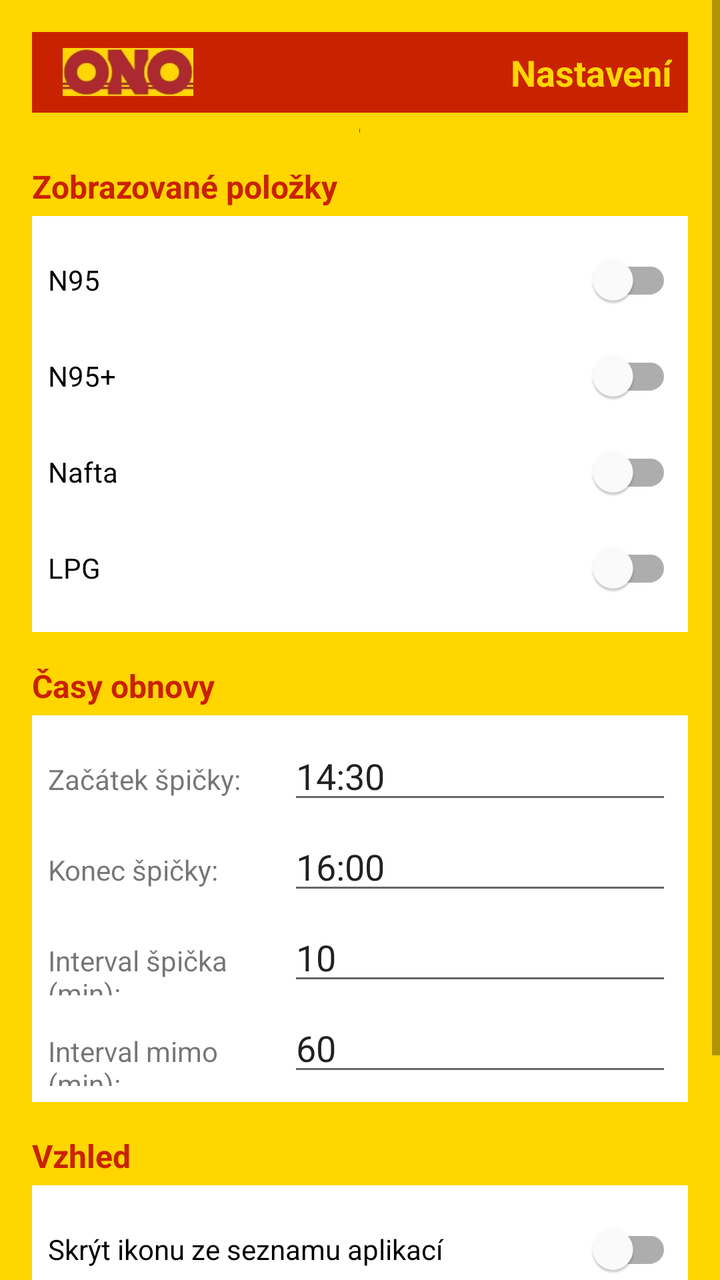
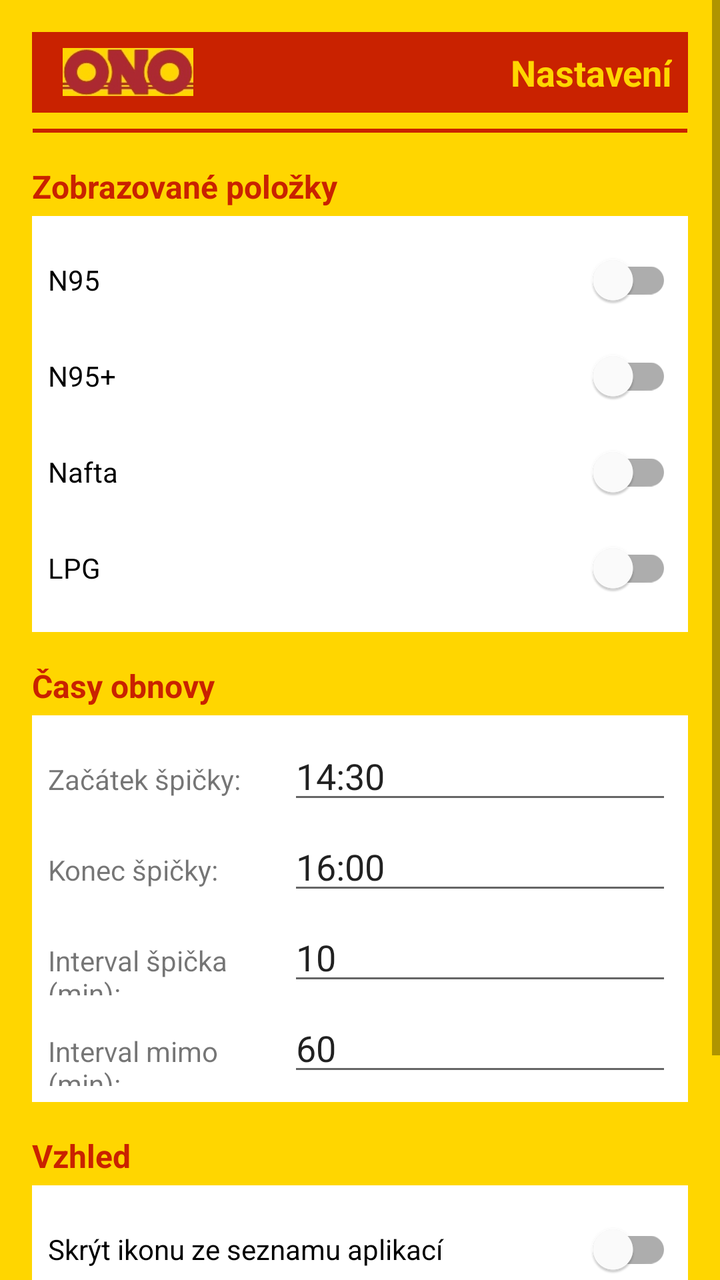

Two renders of the same Android screen: before a commit and after it. Below are the layout's source before the change and the commit's diff.
<!-- AndroidManifest.xml: activity theme Theme.TankONOWidget -->
<!-- res/layout/activity_main.xml -->
<?xml version="1.0" encoding="utf-8"?>

<ScrollView xmlns:android="http://schemas.android.com/apk/res/android"
    android:layout_width="match_parent"
    android:layout_height="match_parent"
    android:background="@color/yellow">

    <LinearLayout
        android:layout_width="match_parent"
        android:layout_height="wrap_content"
        android:orientation="vertical"
        android:padding="16dp">

        
        <LinearLayout
            android:layout_width="match_parent"
            android:layout_height="wrap_content"
            android:orientation="horizontal"
            android:gravity="center_vertical"
            android:background="@color/red"
            android:padding="8dp">

            <ImageView
                android:layout_width="80dp"
                android:layout_height="24dp"
                android:src="@drawable/logo"
                android:scaleType="fitCenter" />

            <TextView
                android:layout_width="0dp"
                android:layout_weight="1"
                android:layout_height="wrap_content"
                android:text="Nastavení"
                android:textSize="18sp"
                android:textColor="@color/yellow"
                android:textStyle="bold"
                android:gravity="end" />

        </LinearLayout>

        
        <View
            android:layout_width="80%"
            android:layout_height="2dp"
            android:background="@color/red"
            android:layout_gravity="center_horizontal"
            android:layout_marginTop="8dp"
            android:layout_marginBottom="8dp" />

        
        <TextView
            android:layout_width="wrap_content"
            android:layout_height="wrap_content"
            android:text="Zobrazované položky"
            android:textSize="16sp"
            android:textStyle="bold"
            android:textColor="@color/red"
            android:layout_marginTop="8dp" />

        <LinearLayout
            android:layout_width="match_parent"
            android:layout_height="wrap_content"
            android:orientation="vertical"
            android:background="#FFFFFF"
            android:padding="8dp"
            android:layout_marginTop="4dp">

            <com.google.android.material.switchmaterial.SwitchMaterial
                android:id="@+id/switch_n95"
                android:layout_width="match_parent"
                android:layout_height="wrap_content"
                android:text="N95" />

            <com.google.android.material.switchmaterial.SwitchMaterial
                android:id="@+id/switch_n95p"
                android:layout_width="match_parent"
                android:layout_height="wrap_content"
                android:text="N95+" />

            <com.google.android.material.switchmaterial.SwitchMaterial
                android:id="@+id/switch_nafta"
                android:layout_width="match_parent"
                android:layout_height="wrap_content"
                android:text="Nafta" />

            <com.google.android.material.switchmaterial.SwitchMaterial
                android:id="@+id/switch_lpg"
                android:layout_width="match_parent"
                android:layout_height="wrap_content"
                android:text="LPG" />

        </LinearLayout>

        
        <TextView
            android:layout_width="wrap_content"
            android:layout_height="wrap_content"
            android:text="Časy obnovy"
            android:textSize="16sp"
            android:textStyle="bold"
            android:textColor="@color/red"
            android:layout_marginTop="16dp" />

        <LinearLayout
            android:layout_width="match_parent"
            android:layout_height="wrap_content"
            android:orientation="vertical"
            android:background="#FFFFFF"
            android:padding="8dp"
            android:layout_marginTop="4dp">

            <LinearLayout
                android:layout_width="match_parent"
                android:layout_height="wrap_content"
                android:orientation="horizontal"
                android:layout_marginBottom="4dp">
                <TextView
                    android:layout_width="120dp"
                    android:layout_height="wrap_content"
                    android:text="Začátek špičky:" />
                <EditText
                    android:id="@+id/et_peak_start"
                    android:layout_width="0dp"
                    android:layout_weight="1"
                    android:layout_height="wrap_content"
                    android:inputType="text"
                    android:text="14:30" />
            </LinearLayout>

            <LinearLayout
                android:layout_width="match_parent"
                android:layout_height="wrap_content"
                android:orientation="horizontal"
                android:layout_marginBottom="4dp">
                <TextView
                    android:layout_width="120dp"
                    android:layout_height="wrap_content"
                    android:text="Konec špičky:" />
                <EditText
                    android:id="@+id/et_peak_end"
                    android:layout_width="0dp"
                    android:layout_weight="1"
                    android:layout_height="wrap_content"
                    android:inputType="text"
                    android:text="16:00" />
            </LinearLayout>

            <LinearLayout
                android:layout_width="match_parent"
                android:layout_height="wrap_content"
                android:orientation="horizontal"
                android:layout_marginBottom="4dp">
                <TextView
                    android:layout_width="120dp"
                    android:layout_height="wrap_content"
                    android:text="Interval špička (min):" />
                <EditText
                    android:id="@+id/et_peak_interval"
                    android:layout_width="0dp"
                    android:layout_weight="1"
                    android:layout_height="wrap_content"
                    android:inputType="number"
                    android:text="10" />
            </LinearLayout>

            <LinearLayout
                android:layout_width="match_parent"
                android:layout_height="wrap_content"
                android:orientation="horizontal">
                <TextView
                    android:layout_width="120dp"
                    android:layout_height="wrap_content"
                    android:text="Interval mimo (min):" />
                <EditText
                    android:id="@+id/et_off_peak_interval"
                    android:layout_width="0dp"
                    android:layout_weight="1"
                    android:layout_height="wrap_content"
                    android:inputType="number"
                    android:text="60" />
            </LinearLayout>

        </LinearLayout>

        
        <TextView
            android:layout_width="wrap_content"
            android:layout_height="wrap_content"
            android:text="Vzhled"
            android:textSize="16sp"
            android:textStyle="bold"
            android:textColor="@color/red"
            android:layout_marginTop="16dp" />

        <LinearLayout
            android:layout_width="match_parent"
            android:layout_height="wrap_content"
            android:orientation="vertical"
            android:background="#FFFFFF"
            android:padding="8dp"
            android:layout_marginTop="4dp">

            <com.google.android.material.switchmaterial.SwitchMaterial
                android:id="@+id/switch_hide_icon"
                android:layout_width="match_parent"
                android:layout_height="wrap_content"
                android:text="Skrýt ikonu ze seznamu aplikací" />

        </LinearLayout>

        
        <LinearLayout
            android:layout_width="match_parent"
            android:layout_height="wrap_content"
            android:orientation="horizontal"
            android:layout_marginTop="16dp">

            <Button
                android:id="@+id/btn_save"
                android:layout_width="0dp"
                android:layout_weight="1"
                android:layout_height="wrap_content"
                android:text="Uložit"
                android:backgroundTint="@color/red"
                android:layout_marginEnd="8dp" />

            <Button
                android:id="@+id/btn_update_now"
                android:layout_width="0dp"
                android:layout_weight="1"
                android:layout_height="wrap_content"
                android:text="Aktualizovat nyní"
                android:backgroundTint="@color/red" />

        </LinearLayout>

        
        <TextView
            android:id="@+id/tv_last_update"
            android:layout_width="match_parent"
            android:layout_height="wrap_content"
            android:text="Poslední aktualizace: --:--"
            android:textSize="12sp"
            android:textColor="#666666"
            android:gravity="center"
            android:layout_marginTop="16dp" />

    </LinearLayout>

</ScrollView>
<!-- resources referenced by this layout -->
<resources>
  <color name="red">#C92200</color>
  <color name="yellow">#FFD600</color>
  <!-- drawable logo: jpg bitmap (drawable-hdpi, 9158 bytes) -->
  <style name="Theme.TankONOWidget" parent="Theme.MaterialComponents.DayNight.NoActionBar">
          <item name="colorPrimary">@color/tankono_red</item>
          <item name="colorPrimaryVariant">@color/tankono_red</item>
          <item name="colorOnPrimary">@color/white</item>
          <item name="colorSecondary">@color/tankono_yellow</item>
          <item name="colorSecondaryVariant">@color/tankono_yellow</item>
          <item name="colorOnSecondary">@color/black</item>
          <item name="android:statusBarColor">@color/tankono_red</item>
      </style>
  <color name="tankono_red">#C92200</color>
  <color name="white">#FFFFFF</color>
  <color name="tankono_yellow">#FFD600</color>
  <color name="black">#000000</color>
</resources>

<!-- the commit's change to res/layout/activity_main.xml (unified diff, before → after) -->
@@ -40,8 +40,10 @@
 
         
         <View
-            android:layout_width="80%"
+            android:layout_width="match_parent"
             android:layout_height="2dp"
+            android:layout_marginStart="10%"
+            android:layout_marginEnd="10%"
             android:background="@color/red"
             android:layout_gravity="center_horizontal"
             android:layout_marginTop="8dp"
